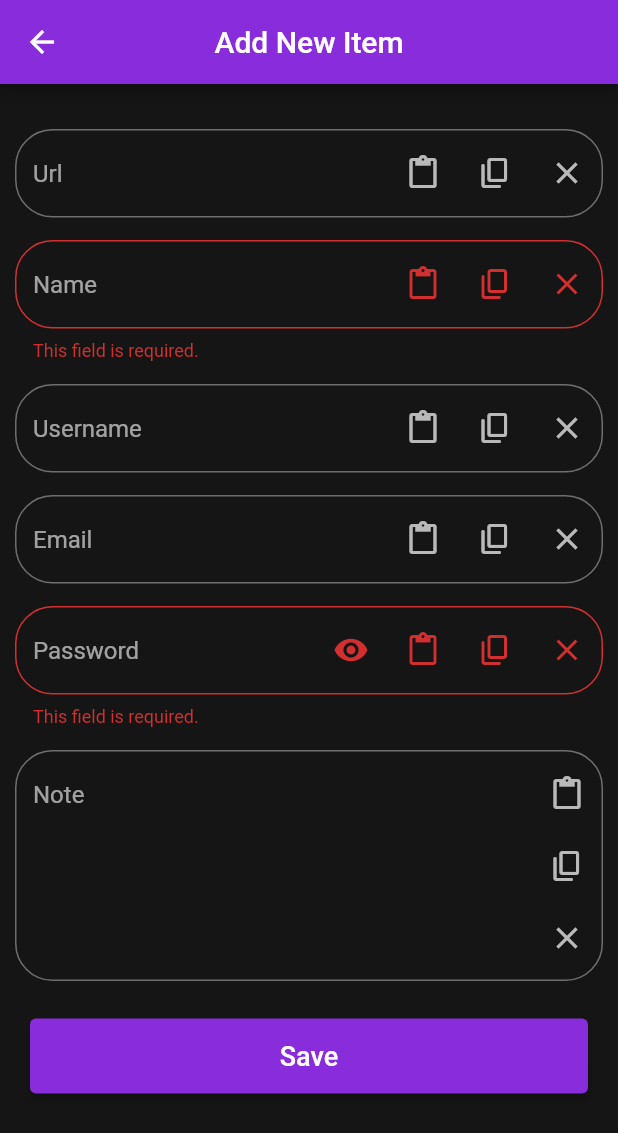
After one commit to naseralmuhana/Flutter-ValutManger, a Flutter app: the AddItemPage screen opened by its route, after a tap on "Save", on a phone screen of 412 x 824 dp. The commit adds this screen. Shown: the top 1133 px of the screen. Run offline on Flutter 3.47's test engine with Material 2 defaults, Android fonts, the phone set to English and light mode, and no system bars; our stand-ins replace cloud_firestore, firebase_core, flutter_slidable, fluttertoast, local_auth, pin_code_fields and 2 more; missing offline and left inert: clipboard, encrypt, telephony; accounts and stored records are empty.

Commit message:
custom form

```diff
--- a/lib/pages/addItem/add_item.dart
+++ b/lib/pages/addItem/add_login.dart
@@ -3,10 +3,8 @@ import 'package:flutter/material.dart';
 
 import 'package:password_manager/constants/variables.dart';
 import 'package:password_manager/services/encrypt/my_encryption.dart';
-import 'package:password_manager/services/validation.dart';
 import 'package:password_manager/widgets/bottomBar/bottom_bar.dart';
-import 'package:password_manager/widgets/custom_elevated_button.dart';
-import 'package:password_manager/widgets/custom_text_form_field.dart';
+import 'package:password_manager/widgets/form/custom_form.dart';
 import 'package:password_manager/widgets/toast/toast.dart';
 
 class AddItemPage extends StatefulWidget {
@@ -17,7 +15,6 @@ class AddItemPage extends StatefulWidget {
 }
 
 class _AddItemPageState extends State<AddItemPage> {
-  Validation _validation = Validation();
   final FirebaseFirestore _firestore = FirebaseFirestore.instance;
 
   final _formKey = GlobalKey<FormState>();
@@ -67,76 +64,15 @@ class _AddItemPageState extends State<AddItemPage> {
               vertical: kDefaultPadding * 1.5,
               horizontal: kDefaultPadding * 0.5,
             ),
-            child: Form(
-              key: _formKey,
-              child: AutofillGroup(
-                child: Column(
-                  children: [
-                    /// Url
-                    CustomTextFormField(
-                      controller: _urlController,
-                      label: 'Url',
-                      textInputType: TextInputType.url,
-                      autofillHints: [AutofillHints.url],
-                    ),
-                    SizedBox(height: 15.0),
-
-                    /// Name
-                    CustomTextFormField(
-                      controller: _nameController,
-                      label: 'Name',
-                      validator: _validation.isEmptyValidation,
-                      textInputType: TextInputType.name,
-                      autofillHints: [AutofillHints.url],
-                    ),
-                    SizedBox(height: 15.0),
-
-                    /// Username
-                    CustomTextFormField(
-                      controller: _usernameController,
-                      label: 'Username',
-                      autofillHints: [AutofillHints.name],
-                    ),
-                    SizedBox(height: 15.0),
-
-                    /// Email
-                    CustomTextFormField(
-                      controller: _emailController,
-                      label: 'Email',
-                      validator: _validation.emailValidator,
-                      autofillHints: [AutofillHints.email],
-                      textInputType: TextInputType.emailAddress,
-                    ),
-                    SizedBox(height: 15.0),
-
-                    /// Password
-                    CustomTextFormField(
-                      controller: _passwordController,
-                      label: 'Password',
-                      validator: _validation.isEmptyValidation,
-                      obscureText: true,
-                      autofillHints: [AutofillHints.password],
-                      textInputType: TextInputType.visiblePassword,
-                    ),
-                    SizedBox(height: 15.0),
-
-                    /// Note
-                    CustomTextFormField(
-                      controller: _noteController,
-                      label: 'Note',
-                      maxLines: 6,
-                      textInputType: TextInputType.multiline,
-                    ),
-                    SizedBox(height: 15.0),
-
-                    /// add item button
-                    CustomElevatedButton(
-                      buttonLabel: 'Save',
-                      onPressed: _trySubmitForm,
-                    ),
-                  ],
-                ),
-              ),
+            child: CustomForm(
+              formKey: _formKey,
+              urlController: _urlController,
+              nameController: _nameController,
+              usernameController: _usernameController,
+              emailController: _emailController,
+              passwordController: _passwordController,
+              noteController: _noteController,
+              onPressed: _trySubmitForm,
             ),
           ),
         ),
--- a/lib/pages/home/widgets/bottom_sheet_content.dart
+++ b/lib/pages/home/widgets/bottom_sheet_content.dart
@@ -1,5 +1,5 @@
 import 'package:flutter/material.dart';
-import 'package:password_manager/pages/editItem/edit_item.dart';
+import 'package:password_manager/pages/editItem/edit_login.dart';
 import 'package:password_manager/services/encrypt/my_encryption.dart';
 import 'package:password_manager/widgets/clipBoard/clip_board.dart';
 
--- a/lib/pages/home/widgets/slidable_widget.dart
+++ b/lib/pages/home/widgets/slidable_widget.dart
@@ -2,7 +2,7 @@ import 'package:cloud_firestore/cloud_firestore.dart';
 import 'package:flutter/material.dart';
 import 'package:flutter_slidable/flutter_slidable.dart';
 import 'package:password_manager/constants/variables.dart';
-import 'package:password_manager/pages/editItem/edit_item.dart';
+import 'package:password_manager/pages/editItem/edit_login.dart';
 import 'package:password_manager/widgets/toast/toast.dart';
 import 'package:rflutter_alert/rflutter_alert.dart';
 
--- a/lib/services/routes.dart
+++ b/lib/services/routes.dart
@@ -1,9 +1,9 @@
 import 'package:flutter/material.dart';
-import 'package:password_manager/pages/addItem/add_item.dart';
+import 'package:password_manager/pages/addItem/add_login.dart';
 import 'package:password_manager/pages/authenticate/finger_print_auth.dart';
 import 'package:password_manager/pages/authenticate/pin_code_auth.dart';
 import 'package:password_manager/pages/authenticate/sms_autofill_auth.dart';
-import 'package:password_manager/pages/editItem/edit_item.dart';
+import 'package:password_manager/pages/editItem/edit_login.dart';
 import 'package:password_manager/pages/home/home.dart';
 import 'package:password_manager/widgets/bottomBar/bottom_bar.dart';
 
--- a/lib/widgets/bottomBar/bottom_bar.dart
+++ b/lib/widgets/bottomBar/bottom_bar.dart
@@ -1,6 +1,6 @@
 import 'package:flutter/material.dart';
 import 'package:password_manager/constants/variables.dart';
-import 'package:password_manager/pages/addItem/add_item.dart';
+import 'package:password_manager/pages/addItem/add_login.dart';
 import 'package:password_manager/pages/home/home.dart';
 import 'package:password_manager/widgets/bottomBar/components/custom_floating_action_button.dart';
 
--- /dev/null
+++ b/lib/widgets/form/custom_form.dart
@@ -0,0 +1,103 @@
+import 'package:flutter/material.dart';
+import 'package:password_manager/services/validation.dart';
+import 'package:password_manager/widgets/form/custom_elevated_button.dart';
+import 'package:password_manager/widgets/form/custom_text_form_field.dart';
+
+Validation _validation = Validation();
+
+class CustomForm extends StatelessWidget {
+  final TextEditingController urlController;
+  final TextEditingController nameController;
+  final TextEditingController usernameController;
+  final TextEditingController emailController;
+  final TextEditingController passwordController;
+  final TextEditingController noteController;
+  final GlobalKey<FormState> formKey;
+  final VoidCallback onPressed;
+
+  const CustomForm(
+      {Key? key,
+      required this.urlController,
+      required this.nameController,
+      required this.usernameController,
+      required this.emailController,
+      required this.passwordController,
+      required this.noteController,
+      required this.onPressed,
+      required this.formKey})
+      : super(key: key);
+  @override
+  Widget build(BuildContext context) {
+    return Form(
+      key: formKey,
+      child: AutofillGroup(
+        child: Column(
+          children: [
+            /// Url
+            CustomTextFormField(
+              controller: urlController,
+              label: 'Url',
+              textInputType: TextInputType.url,
+              autofillHints: [AutofillHints.url],
+            ),
+            SizedBox(height: 15.0),
+
+            /// Name
+            CustomTextFormField(
+              controller: nameController,
+              label: 'Name',
+              validator: _validation.isEmptyValidation,
+              textInputType: TextInputType.name,
+              autofillHints: [AutofillHints.url],
+            ),
+            SizedBox(height: 15.0),
+
+            /// Username
+            CustomTextFormField(
+              controller: usernameController,
+              label: 'Username',
+              autofillHints: [AutofillHints.name],
+            ),
+            SizedBox(height: 15.0),
+
+            /// Email
+            CustomTextFormField(
+              controller: emailController,
+              label: 'Email',
+              validator: _validation.emailValidator,
+              autofillHints: [AutofillHints.email],
+              textInputType: TextInputType.emailAddress,
+            ),
+            SizedBox(height: 15.0),
+
+            /// Password
+            CustomTextFormField(
+              controller: passwordController,
+              label: 'Password',
+              validator: _validation.isEmptyValidation,
+              obscureText: true,
+              autofillHints: [AutofillHints.password],
+              textInputType: TextInputType.visiblePassword,
+            ),
+            SizedBox(height: 15.0),
+
+            /// Note
+            CustomTextFormField(
+              controller: noteController,
+              label: 'Note',
+              maxLines: 6,
+              textInputType: TextInputType.multiline,
+            ),
+            SizedBox(height: 15.0),
+
+            /// add item button
+            CustomElevatedButton(
+              buttonLabel: 'Save',
+              onPressed: onPressed,
+            ),
+          ],
+        ),
+      ),
+    );
+  }
+}
--- a/lib/widgets/custom_text_form_field.dart
+++ b/lib/widgets/form/custom_text_form_field.dart
@@ -92,7 +92,7 @@ class _CustomTextFormFieldState extends State<CustomTextFormField> {
       children: [
         obscureTextField != null
             ? CustomClipBoard.buildPasswordVisibility(
-                obscureText: widget.obscureText,
+                obscureText: obscurePassword,
                 onPressed: () {
                   setState(() {
                     obscurePassword = !obscurePassword!;
```
Also changed, not shown: lib/pages/editItem/edit_login.dart (renamed from lib/pages/editItem/edit_item.dart, +10 -76 lines), lib/widgets/form/custom_elevated_button.dart (renamed from lib/widgets/custom_elevated_button.dart).
